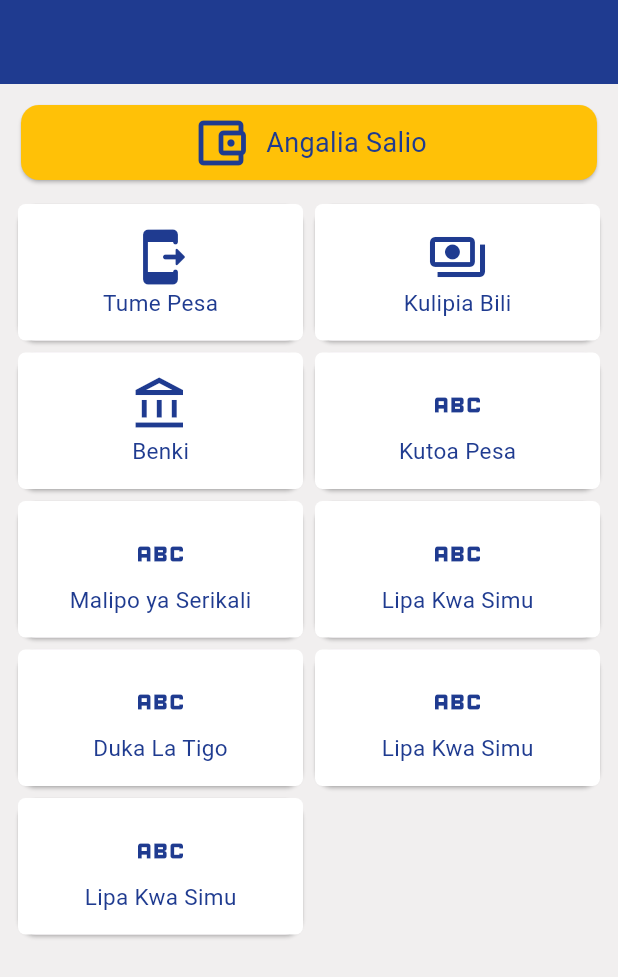
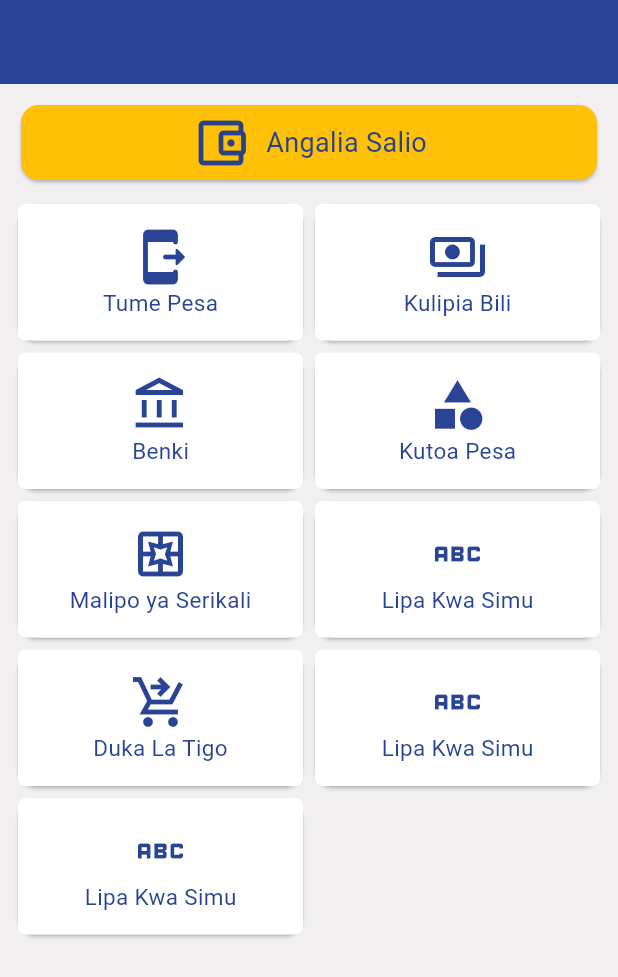
Before and after one commit to zuberypima/tigopesaUI, a Flutter app: the screen it shows after launch, on a phone screen of 412 x 824 dp. Shown: the top 977 px of the screen. Run offline on Flutter 3.47's test engine with Material 3 defaults, Android fonts, the phone set to English and light mode, and no system bars.

Commit message:
update tigopesa ui app

```diff
--- a/lib/homepage.dart
+++ b/lib/homepage.dart
@@ -1,4 +1,5 @@
 import 'package:flutter/material.dart';
+import 'package:tigopesaui/utilities/constants.dart';
 import 'package:tigopesaui/widgets/homecard.dart';
 
 class HeomePage extends StatefulWidget {
@@ -14,7 +15,7 @@
     return SafeArea(
         child: Scaffold(
           backgroundColor: Color.fromARGB(255, 241, 239, 239),
-      appBar: AppBar(backgroundColor: Color.fromRGBO(31, 59, 144, 100)),
+      appBar: AppBar(backgroundColor:mainColor),
       body: ListView(
         children: [
           Padding(
@@ -28,7 +29,7 @@
                   children: [
                     Icon(
                       Icons.account_balance_wallet_outlined,
-                      color: Color.fromRGBO(31, 59, 144, 100),
+                      color: mainColor,
                       size: 40,
                     ),
                     SizedBox(
@@ -37,7 +38,7 @@
                     Text(
                       "Angalia Salio",
                       style: TextStyle(
-                          color: Color.fromRGBO(31, 59, 144, 100),
+                          color: mainColor,
                           fontSize: 18),
                     )
                   ],
@@ -58,10 +59,10 @@
                       HomeCard().homeCard("Tume Pesa", Icons.send_to_mobile_rounded),
                       HomeCard().homeCard("Kulipia Bili", Icons.payments_outlined),
                       HomeCard().homeCard("Benki", Icons.account_balance_outlined),
-                      HomeCard().homeCard("Kutoa Pesa", Icons.abc),
-                      HomeCard().homeCard("Malipo ya Serikali", Icons.abc),
+                      HomeCard().homeCard("Kutoa Pesa", Icons.category_sharp),
+                      HomeCard().homeCard("Malipo ya Serikali", Icons.pages_outlined),
                       HomeCard().homeCard("Lipa Kwa Simu", Icons.abc),
-                      HomeCard().homeCard("Duka La Tigo", Icons.abc),
+                      HomeCard().homeCard("Duka La Tigo", Icons.shopping_cart_checkout_sharp),
                       HomeCard().homeCard("Lipa Kwa Simu", Icons.abc),
                       HomeCard().homeCard("Lipa Kwa Simu", Icons.abc)
                     ]),
--- a/lib/utilities/constants.dart
+++ b/lib/utilities/constants.dart
@@ -1,3 +1,3 @@
 import 'package:flutter/material.dart';
 
-Color mainColor = Color.fromRGBO(31, 59, 144, 100);
+Color mainColor =  Color.fromRGBO(31, 59, 144, 0.952);
```
